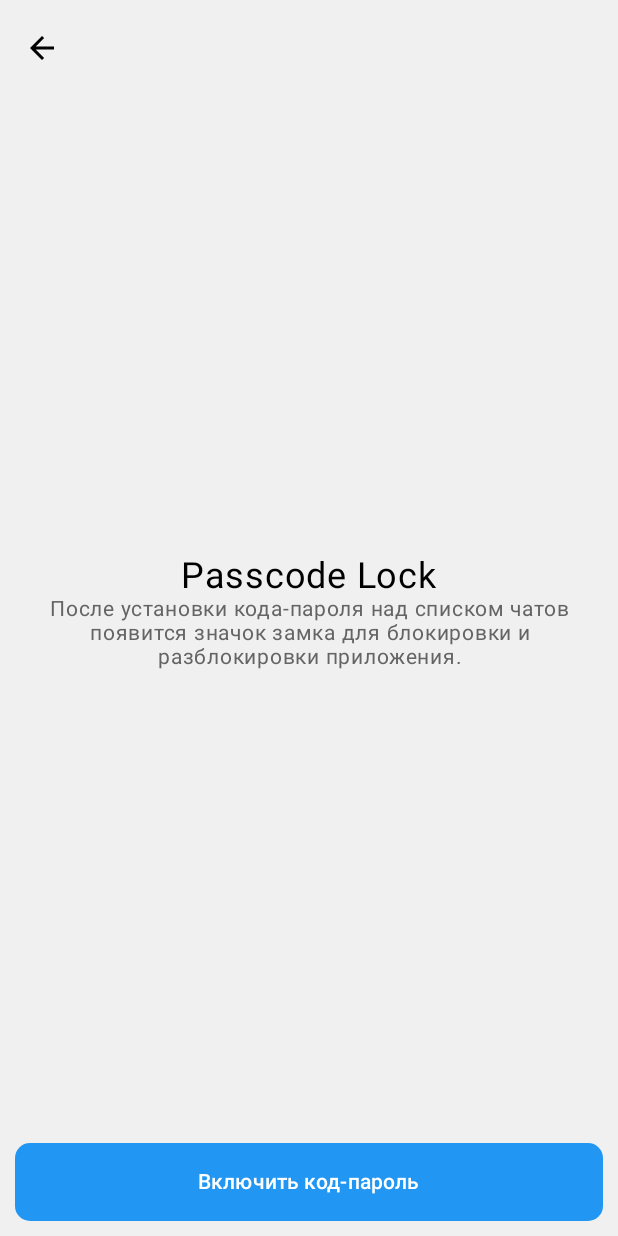
After one commit to karenaiwazian/Messenger_Client, an Android app built with Jetpack Compose: the composable SettingsPasscodeLockScreen shown on its own in the app's theme, on a phone screen of 412 x 824 dp. The commit adds this screen. Run offline under Robolectric (Android 15) with nearby library versions, the phone set to English and light mode, and no system bars.

Commit message:
Commit Message

```diff
--- a/app/build.gradle.kts
+++ b/app/build.gradle.kts
@@ -64,11 +64,7 @@ dependencies {
     implementation(libs.androidx.ui.graphics)
     implementation(libs.androidx.ui.tooling.preview)
     implementation(libs.androidx.material3)
-    testImplementation(libs.junit)
-    androidTestImplementation(libs.androidx.junit)
-    androidTestImplementation(libs.androidx.espresso.core)
-    androidTestImplementation(platform(libs.androidx.compose.bom))
-    androidTestImplementation(libs.androidx.ui.test.junit4)
+
     debugImplementation(libs.androidx.ui.tooling)
     debugImplementation(libs.androidx.ui.test.manifest)
 
--- /dev/null
+++ b/app/src/main/java/com/aiwazian/messenger/ui/settings/SettingsPasscodeLockScreen.kt
@@ -0,0 +1,119 @@
+package com.aiwazian.messenger.ui.settings
+
+import android.annotation.SuppressLint
+import androidx.compose.foundation.layout.Arrangement
+import androidx.compose.foundation.layout.Column
+import androidx.compose.foundation.layout.fillMaxSize
+import androidx.compose.foundation.layout.fillMaxWidth
+import androidx.compose.foundation.layout.padding
+import androidx.compose.foundation.shape.CircleShape
+import androidx.compose.foundation.shape.RoundedCornerShape
+import androidx.compose.material.icons.Icons
+import androidx.compose.material.icons.automirrored.filled.ArrowBack
+import androidx.compose.material3.Button
+import androidx.compose.material3.ButtonDefaults
+import androidx.compose.material3.ExperimentalMaterial3Api
+import androidx.compose.material3.Icon
+import androidx.compose.material3.IconButton
+import androidx.compose.material3.Scaffold
+import androidx.compose.material3.Text
+import androidx.compose.material3.TopAppBarDefaults
+import androidx.compose.runtime.Composable
+import androidx.compose.ui.Alignment
+import androidx.compose.ui.Modifier
+import androidx.compose.ui.graphics.Color
+import androidx.compose.ui.res.stringResource
+import androidx.compose.ui.text.style.TextAlign
+import androidx.compose.ui.unit.dp
+import androidx.compose.ui.unit.sp
+import com.aiwazian.messenger.R
+import com.aiwazian.messenger.removeLastScreenFromStack
+import com.aiwazian.messenger.ui.element.PageTopBar
+import com.aiwazian.messenger.ui.theme.LocalCustomColors
+
+@Composable
+fun SettingsPasscodeLockScreen() {
+    Content()
+}
+
+@Composable
+private fun Content() {
+    val colors = LocalCustomColors.current
+
+    Scaffold(
+        topBar = { TopBar() },
+        containerColor = colors.secondary
+    ) { innerPadding ->
+        Column(
+            modifier = Modifier
+                .padding(innerPadding)
+                .fillMaxSize()
+        ) {
+            Column(
+                modifier = Modifier
+                    .weight(1f)
+                    .padding(horizontal = 20.dp),
+                verticalArrangement = Arrangement.Center,
+                horizontalAlignment = Alignment.CenterHorizontally
+            ) {
+                Text(
+                    text = stringResource(R.string.passcodeLock),
+                    color = colors.text,
+                    fontSize = 24.sp
+                )
+
+                Text(
+                    text = "После установки кода-пароля над списком чатов появится значок замка для блокировки и разблокировки приложения.",
+                    textAlign = TextAlign.Center,
+                    color = colors.textHint,
+                    fontSize = 14.sp,
+                    lineHeight = 16.sp
+                )
+            }
+
+            Button(
+                onClick = {},
+                colors = ButtonDefaults.buttonColors(
+                    contentColor = Color.White,
+                    containerColor = colors.primary,
+                ),
+                modifier = Modifier
+                    .fillMaxWidth()
+                    .padding(10.dp),
+                shape = RoundedCornerShape(10.dp)
+            ) {
+                Text(
+                    text = "Включить код-пароль",
+                    modifier = Modifier.padding(8.dp),
+                )
+            }
+        }
+    }
+}
+
+@OptIn(ExperimentalMaterial3Api::class)
+@Composable
+private fun TopBar() {
+    val colors = LocalCustomColors.current
+
+    PageTopBar(
+        title = {},
+        navigationIcon = {
+            IconButton(
+                onClick = {
+                    removeLastScreenFromStack()
+                }
+            ) {
+                Icon(
+                    Icons.AutoMirrored.Filled.ArrowBack,
+                    contentDescription = null,
+                    tint = colors.text,
+                )
+            }
+        },
+        colors = TopAppBarDefaults.topAppBarColors(
+            titleContentColor = colors.text,
+            containerColor = colors.secondary,
+        )
+    )
+}
--- a/app/src/main/res/values/strings.xml
+++ b/app/src/main/res/values/strings.xml
@@ -29,4 +29,5 @@
     <string name="aboutMe">Add a few words about yourself</string>
     <string name="protectYourAccount">Protect your account</string>
     <string name="privacyPolicy">Privacy Policy</string>
+    <string name="passcodeLock">Passcode Lock</string>
 </resources>
```
Also changed, not shown: app/src/main/java/com/aiwazian/messenger/MainActivity.kt (+19 -101 lines), app/src/main/java/com/aiwazian/messenger/ui/element/NavigationController.kt (added, +119 -0 lines), app/src/main/java/com/aiwazian/messenger/ui/settings/SettingsSecurityScreen.kt (+4 -3 lines), app/src/main/java/com/aiwazian/messenger/viewModels/NavigationViewModel.kt (added, +31 -0 lines), gradle/libs.versions.toml (+4 -11 lines), 4 other files.
